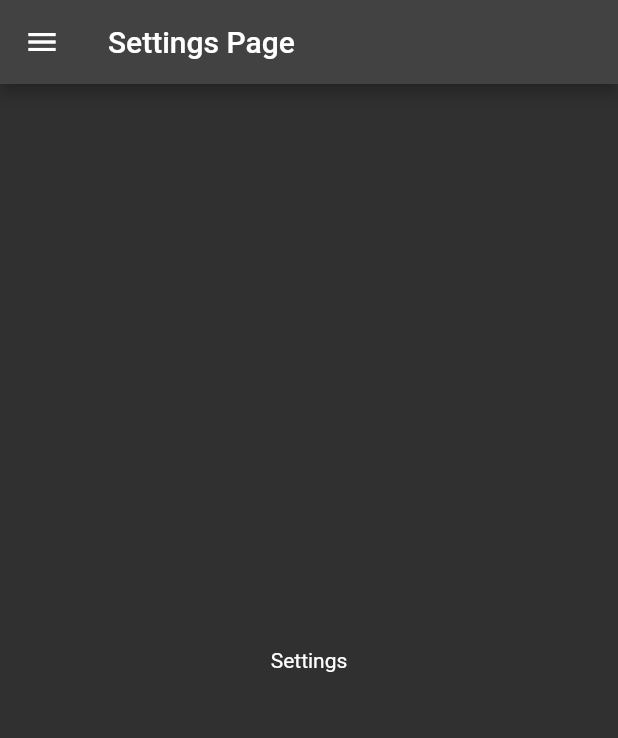
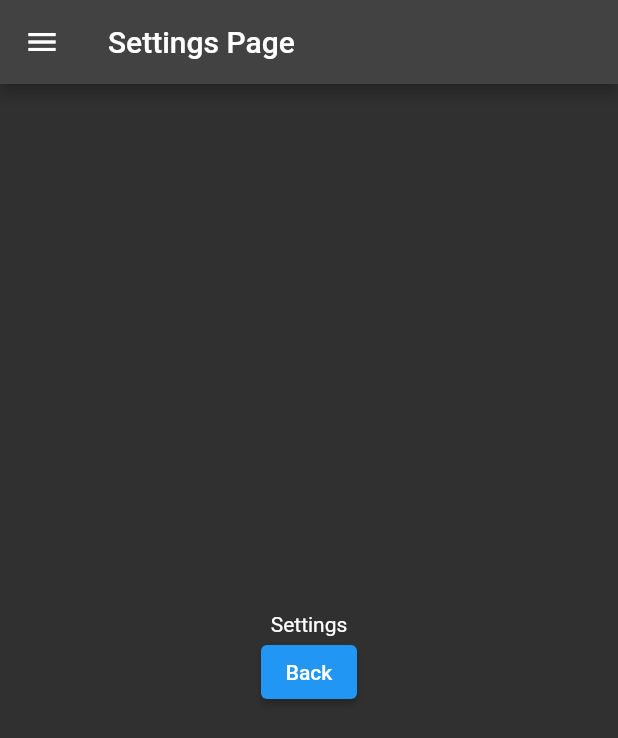
Before and after one commit to agustinventura/flutter_for_all, a Flutter app: the screen it shows after launch, in the side drawer, after a tap on "Settings", on a phone screen of 412 x 824 dp. Shown: the top 738 px of the screen. Run offline on Flutter 3.47's test engine with Material 2 defaults, Android fonts, the phone set to English and light mode, and no system bars.

Commit message:
Adds button to show problems with navigator API

```diff
--- a/lib/ui/settings_page.dart
+++ b/lib/ui/settings_page.dart
@@ -27,8 +27,14 @@ class SettingsContent extends StatelessWidget {
 
   @override
   Widget build(BuildContext context) {
-    return const Center(
-        child: Text('Settings', textDirection: TextDirection.ltr)
+    return Center(
+        child: Column (
+          mainAxisAlignment: MainAxisAlignment.center,
+          children: [
+              const Text('Settings', textDirection: TextDirection.ltr),
+              ElevatedButton(onPressed: () {Navigator.pop(context);}, child: const Text('Back'))
+          ],
+        )
     );
   }
 }
```
